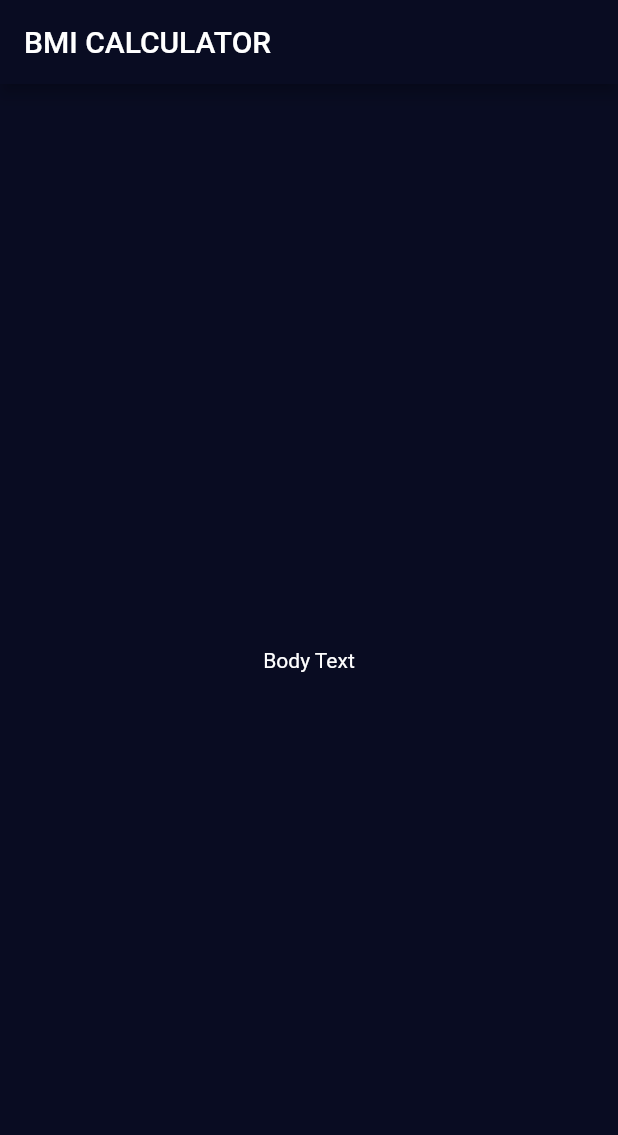
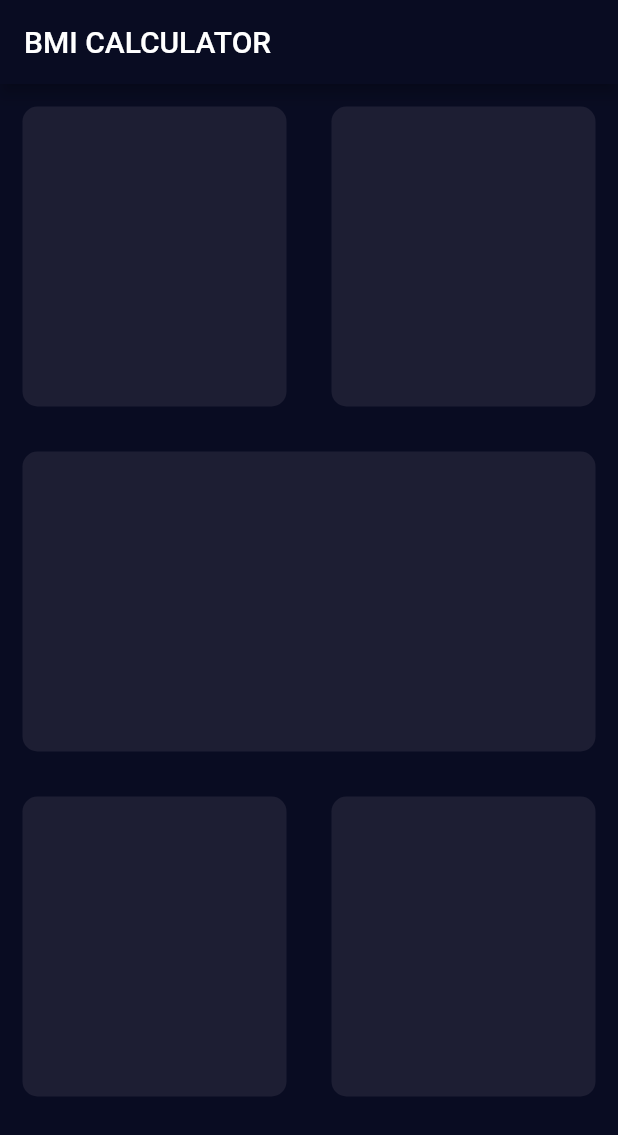
Before and after one commit to m0vntain/bmi-calculator-flutter, a Flutter app: the screen it shows after launch, on a phone screen of 412 x 824 dp. Shown: the top 1135 px of the screen. Run offline on Flutter 3.47's test engine with Material 2 defaults, Android fonts, the phone set to English and light mode, and no system bars.

Commit message:
- create custom widget ReusableCard

```diff
--- a/lib/input_page.dart
+++ b/lib/input_page.dart
@@ -1,5 +1,4 @@
 import 'package:flutter/material.dart';
-
 
 class InputPage extends StatefulWidget {
   @override
@@ -10,11 +9,69 @@ class _InputPageState extends State<InputPage> {
   @override
   Widget build(BuildContext context) {
     return Scaffold(
-      appBar: AppBar(
-        title: Text('BMI CALCULATOR'),
-      ),
-      body: Center(
-        child: Text('Body Text'),
+        appBar: AppBar(
+          title: Text('BMI CALCULATOR'),
+        ),
+        body: Column(
+          children: [
+            Row(
+              children: [
+                Expanded(
+                  child: ReusableCard(
+                    Color(0xFF1D1E33),
+                  ),
+                ),
+                Expanded(
+                  child: ReusableCard(
+                    Color(0xFF1D1E33),
+                  ),
+                ),
+              ],
+            ),
+            Row(
+              children: [
+                Expanded(
+                  child: ReusableCard(
+                    Color(0xFF1D1E33),
+                  ),
+                ),
+              ],
+            ),
+            Row(
+              children: [
+                Expanded(
+                  child: ReusableCard(
+                    Color(0xFF1D1E33),
+                  ),
+                ),
+                Expanded(
+                  child: ReusableCard(
+                    Color(0xFF1D1E33),
+                  ),
+                ),
+              ],
+            ),
+          ],
+        ));
+  }
+}
+
+class ReusableCard extends StatelessWidget {
+//  const ReusableCard({Key key,}) : super(key: key);
+
+  ReusableCard(this.colour);
+
+  final Color colour;
+
+  @override
+  Widget build(BuildContext context) {
+    return Container(
+      margin: EdgeInsets.all(15.0),
+      height: 200.0,
+      width: 170.0,
+      decoration: BoxDecoration(
+        color: colour,
+        borderRadius: BorderRadius.circular(10),
       ),
     );
   }
```
